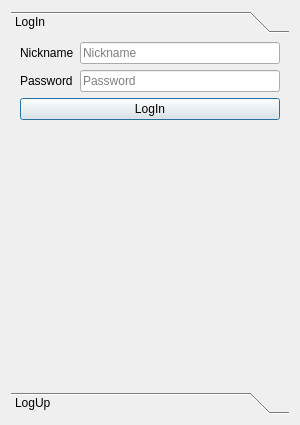
Old version of the form dialoglogin.ui in the repository MacoChave/Proyecto1_SharedFiles-Client.
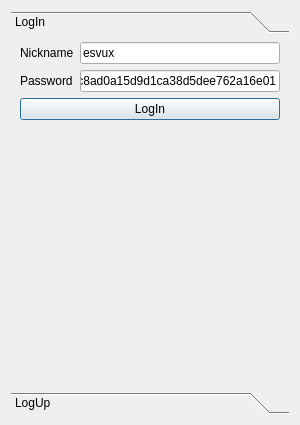
New version of the form.

Commit message: Peticion y recepcion de listado de archivos del usuario actual

Diff of the .ui file:
```diff
--- a/dialoglogin.ui
+++ b/dialoglogin.ui
@@ -50,6 +50,9 @@
        </item>
        <item row="0" column="1">
         <widget class="QLineEdit" name="edt_Login_Nickname">
+         <property name="text">
+          <string>esvux</string>
+         </property>
          <property name="placeholderText">
           <string>Nickname</string>
          </property>
@@ -64,6 +67,9 @@
        </item>
        <item row="1" column="1">
         <widget class="QLineEdit" name="edt_Login_Pass">
+         <property name="text">
+          <string>62c8ad0a15d9d1ca38d5dee762a16e01</string>
+         </property>
          <property name="placeholderText">
           <string>Password</string>
          </property>
```
The commit also changes 2 other files.
